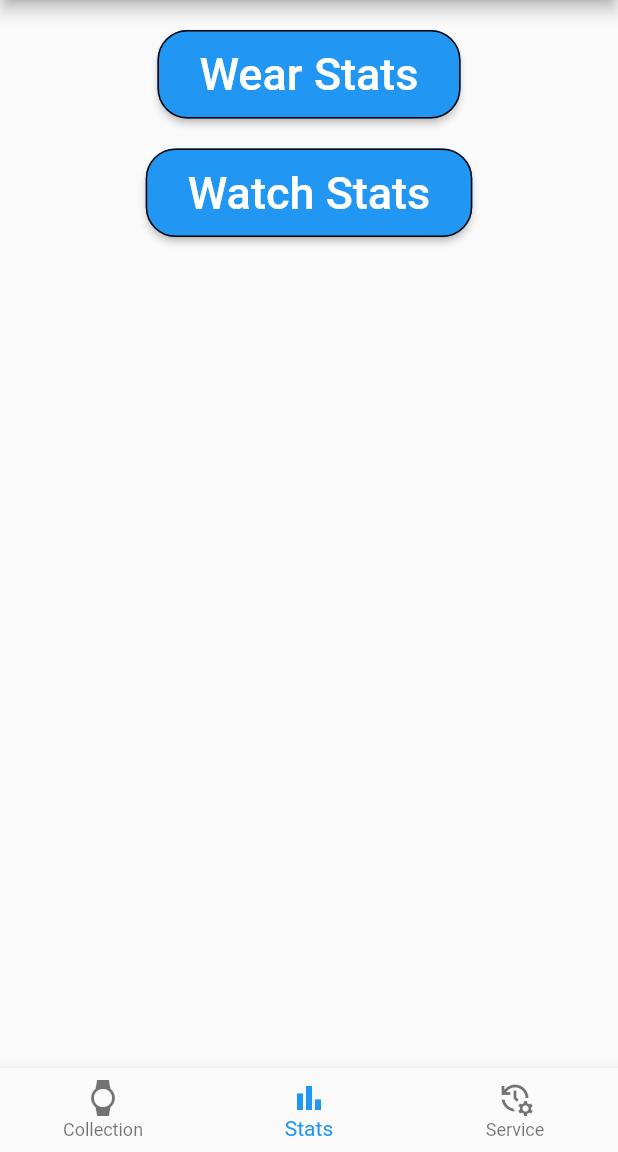
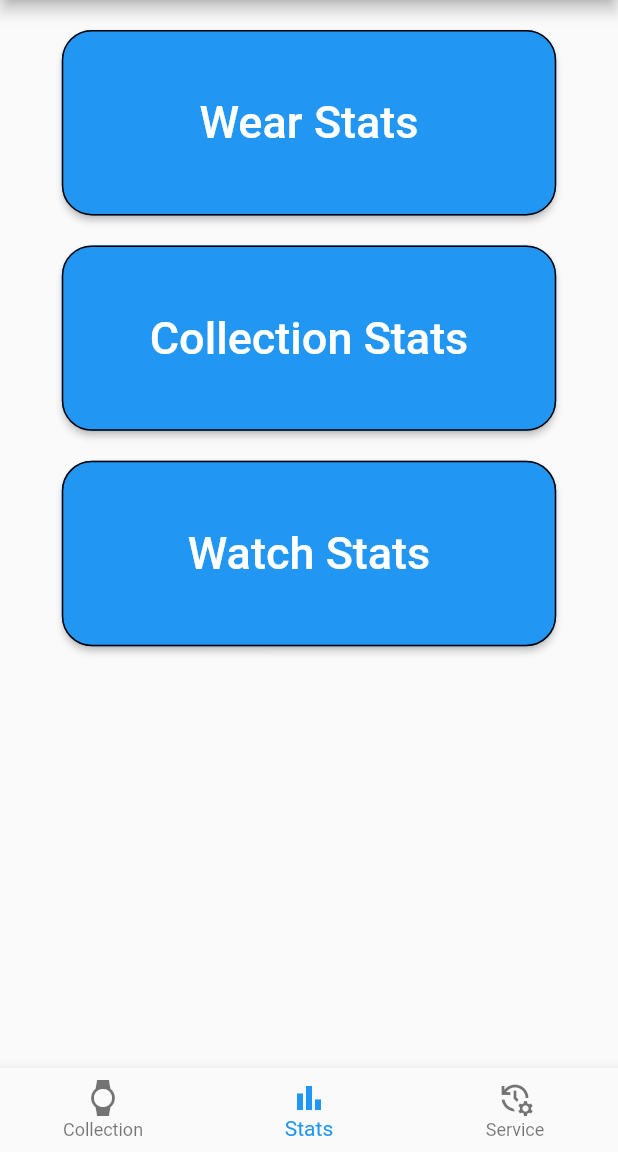
Before and after one commit to Stif-UK/WristCheck, a Flutter app: the screen it shows after launch, item 2 of the bottom bar chosen, on a phone screen of 412 x 824 dp, the part 84-1236 px from its top. Run offline on Flutter 3.47's test engine with Material 2 defaults, Android fonts, the phone set to English and light mode, and no system bars; our stand-ins replace get, hive, hive_flutter, image_cropper, image_picker, jiffy and 1 more; accounts and stored records are empty.

Commit message:
updated button layout

```diff
--- a/lib/ui/StatsWidget.dart
+++ b/lib/ui/StatsWidget.dart
@@ -17,9 +17,13 @@ class _StatsWidgetState extends State<StatsWidget> {
       crossAxisAlignment: CrossAxisAlignment.center,
 
       children: [
+        //Button 1: Link to Wear Stats
         const SizedBox(height: 20),
         Align(
           alignment: Alignment.center,
+          child: SizedBox(
+            width: (MediaQuery.of(context).size.width)*0.8,
+            height: (MediaQuery.of(context).size.height)*0.15,
             child: ElevatedButton(
               child: const Padding(
                 padding: EdgeInsets.all(12.0),
@@ -28,7 +32,7 @@ class _StatsWidgetState extends State<StatsWidget> {
                   fontSize: 30,
                 ),),
               ),
-            onPressed: (){ Get.to(() => WearStats());},
+              onPressed: (){ Get.to(() => const WearStats());},
               style: ButtonStyle(
                 shape: MaterialStateProperty.all<RoundedRectangleBorder>(
                         RoundedRectangleBorder(
@@ -40,9 +44,46 @@ class _StatsWidgetState extends State<StatsWidget> {
     )
     ),
           ),
+          ),
+
+
+        //Button 2: Link to Collection Stats
         const SizedBox(height: 20),
         Align(
           alignment: Alignment.center,
+          child: SizedBox(
+            width: (MediaQuery.of(context).size.width)*0.8,
+            height: (MediaQuery.of(context).size.height)*0.15,
+            child: ElevatedButton(
+                child: const Padding(
+                  padding: EdgeInsets.all(12.0),
+                  child: Text("Collection Stats",
+                    style: TextStyle(
+                      fontSize: 30,
+                    ),),
+                ),
+                onPressed: (){ },
+                style: ButtonStyle(
+                    shape: MaterialStateProperty.all<RoundedRectangleBorder>(
+                        RoundedRectangleBorder(
+                            borderRadius: BorderRadius.circular(20.0),
+                            side: const BorderSide(color: Colors.black)
+                        )
+
+                    )
+                )
+            ),
+          ),
+        ),
+
+
+        //Button 3: Link to Watch Stats
+        const SizedBox(height: 20),
+        Align(
+          alignment: Alignment.center,
+          child: SizedBox(
+            width: (MediaQuery.of(context).size.width)*0.8,
+            height: (MediaQuery.of(context).size.height)*0.15,
             child: ElevatedButton(
                 child: const Padding(
                   padding: EdgeInsets.all(12.0),
@@ -62,6 +103,7 @@ class _StatsWidgetState extends State<StatsWidget> {
                     )
                 )
             ),
+          ),
         )
 
       ],
```
Lines whose indentation alone changed are shown as unchanged.
